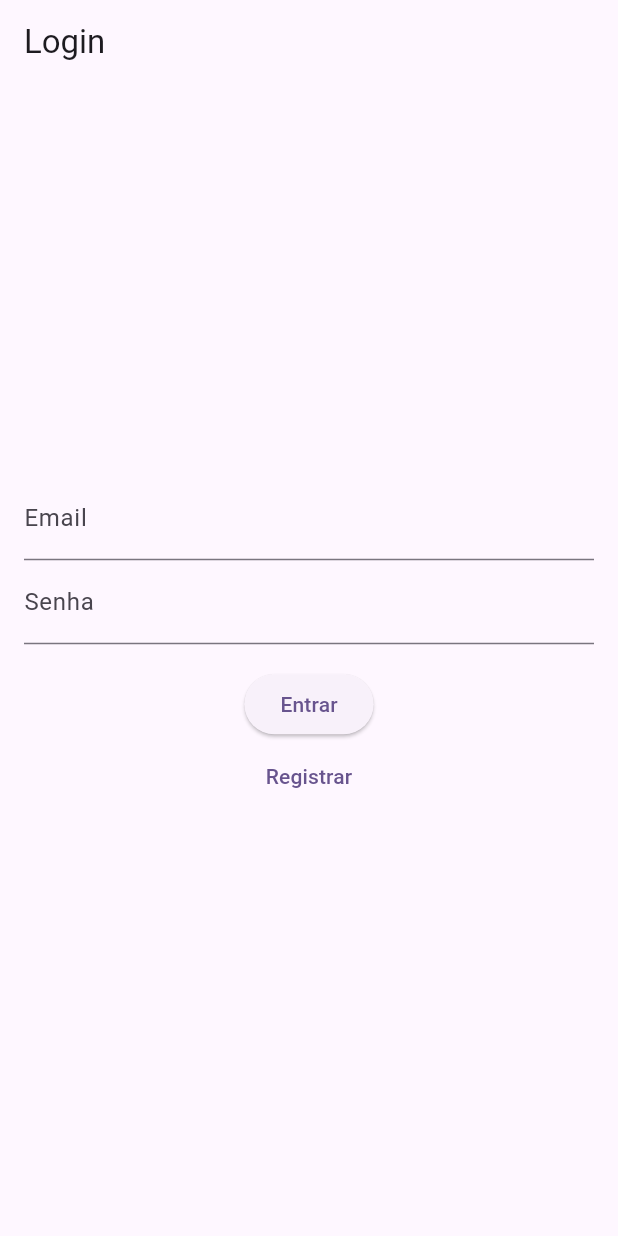
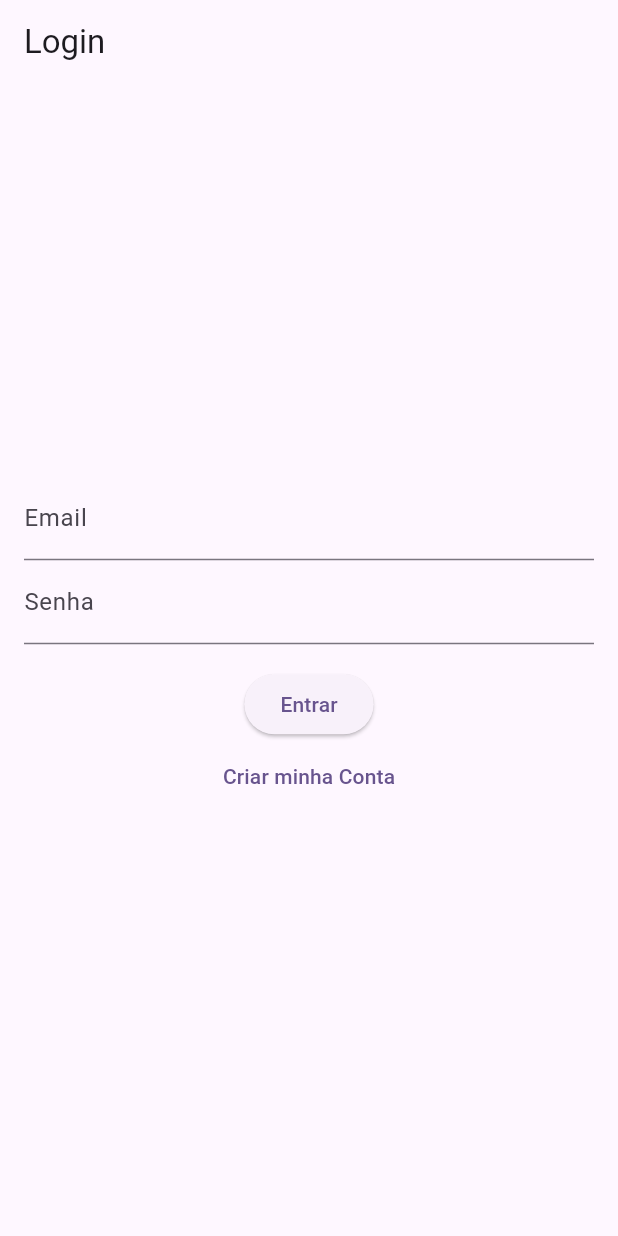
Before and after one commit to luizfilhipi/VidaPlus, a Flutter app: the screen it shows after launch, on a phone screen of 412 x 824 dp. Run offline on Flutter 3.47's test engine with Material 3 defaults, Android fonts, the phone set to English and light mode, and no system bars; our stand-ins replace firebase_auth, firebase_core, get; accounts and stored records are empty; generated files the repository leaves out were written again.

Commit message:
fix(auth): alteracao do nome

```diff
--- a/lib/presentation/pages/login_page.dart
+++ b/lib/presentation/pages/login_page.dart
@@ -36,7 +36,7 @@ class LoginPage extends StatelessWidget {
                   onPressed: () {
                     Get.to(() => RegisterPage(controller: controller));
                     },
-                  child: const Text('Registrar'),
+                  child: const Text('Criar minha Conta'),
                 ),
                 Obx(() => Text(controller.error.value, style: const TextStyle(color: Colors.red)
                 )),
--- a/pubspec.yaml
+++ b/pubspec.yaml
@@ -16,6 +16,7 @@ dependencies:
   firebase_core: ^3.13.1
   firebase_auth: ^5.5.4
   get: ^4.7.2
+  google_fonts: ^6.2.1
 
 dev_dependencies:
   flutter_test:
```
Also changed, not shown: pubspec.lock.
